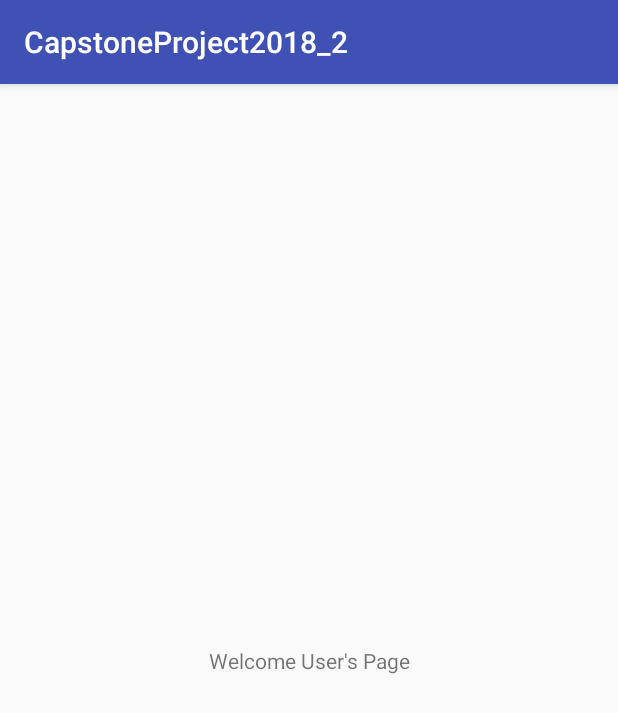
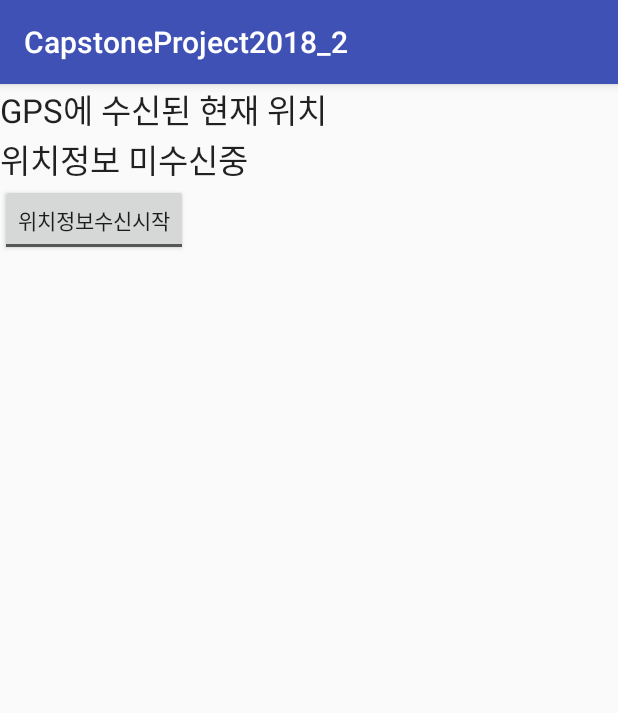
Before and after one commit to CapstoneProject2018-2/i_stick, an Android app: the UserActivity screen opened directly, with no data from a screen before it, on a phone screen of 412 x 824 dp. Shown: the top 713 px of the screen. Run offline under Robolectric (Android 15) with nearby library versions, the phone set to English and light mode, and no system bars.

Commit message:
1. 사용자 위치 실시간으로 찍어주기 기능 완성 2. oblu 정보

```diff
--- a/Android/CapstoneProject2018_2/app/src/main/res/layout/activity_user.xml
+++ b/Android/CapstoneProject2018_2/app/src/main/res/layout/activity_user.xml
@@ -1,18 +1,29 @@
 <?xml version="1.0" encoding="utf-8"?>
-<android.support.constraint.ConstraintLayout xmlns:android="http://schemas.android.com/apk/res/android"
+<LinearLayout xmlns:android="http://schemas.android.com/apk/res/android"
     xmlns:app="http://schemas.android.com/apk/res-auto"
     xmlns:tools="http://schemas.android.com/tools"
     android:layout_width="match_parent"
     android:layout_height="match_parent"
-    tools:context=".UserActivity">
+    tools:context=".UserActivity"
+    android:orientation="vertical">
 
     <TextView
-        android:id="@+id/textView3"
         android:layout_width="wrap_content"
         android:layout_height="wrap_content"
-        android:text="Welcome User's Page"
-        app:layout_constraintBottom_toBottomOf="parent"
-        app:layout_constraintEnd_toEndOf="parent"
-        app:layout_constraintStart_toStartOf="parent"
-        app:layout_constraintTop_toTopOf="parent" />
-</android.support.constraint.ConstraintLayout>
+        android:text="GPS에 수신된 현재 위치"
+        android:textAppearance="?android:attr/textAppearanceLarge"/>
+
+    <TextView
+        android:id="@+id/user_location_result"
+        android:layout_width="wrap_content"
+        android:layout_height="wrap_content"
+        android:text="결과창"
+        android:textAppearance="?android:attr/textAppearanceLarge"/>
+
+    <ToggleButton
+        android:id="@+id/getLoc"
+        android:layout_width="wrap_content"
+        android:layout_height="wrap_content"
+        android:textOff="위치정보수신시작"
+        android:textOn="위치정보수신종료"/>
+</LinearLayout>
```
Also changed, not shown: Android/CapstoneProject2018_2/app/src/main/java/com/example/ckddn/capstoneproject2018_2/UserActivity.java (+87 -0 lines), 1 other file.
